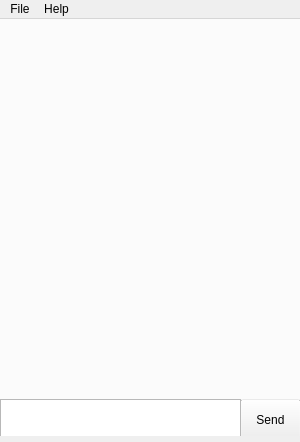
Qt form mainwindow.ui (warren80/ChatServer) before a commit.
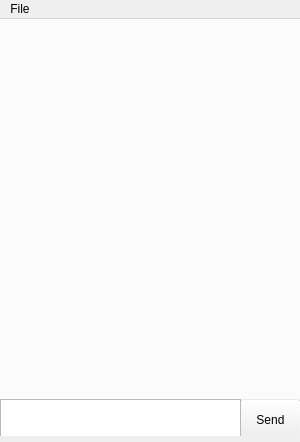
The same form after that commit. Icons and pictures are not drawn.

Patch:
```diff
--- a/mainwindow.ui
+++ b/mainwindow.ui
@@ -130,15 +130,7 @@
     <addaction name="separator"/>
     <addaction name="actionExit"/>
    </widget>
-   <widget class="QMenu" name="menuHelp">
-    <property name="title">
-     <string>Help</string>
-    </property>
-    <addaction name="actionAbout"/>
-    <addaction name="actionManual"/>
-   </widget>
    <addaction name="menuFile"/>
-   <addaction name="menuHelp"/>
   </widget>
   <action name="actionConnect">
    <property name="text">
```
Left out of the diff: 8 changed lines with no effect on the pictures.
